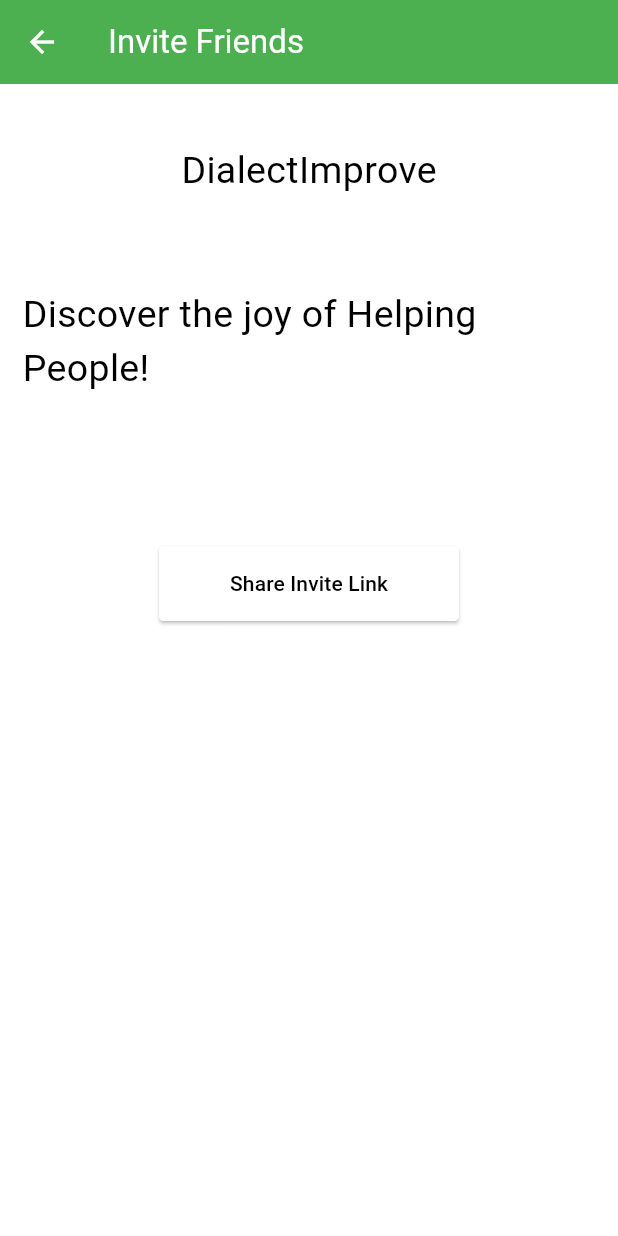
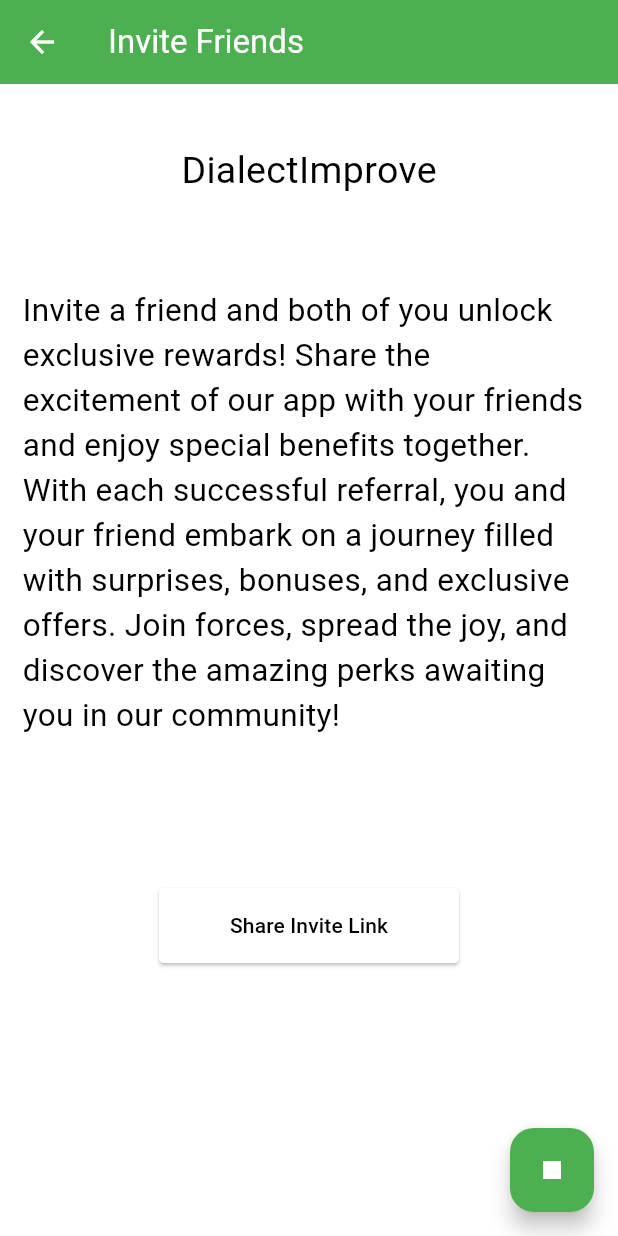
Before and after one commit to Muhammed-Aslam-n/dialectImprove_for_gritstone_machine_tes, a Flutter app: the InviteFriendsScreen screen opened directly, on a phone screen of 412 x 824 dp. Run offline on Flutter 3.47's test engine with Material 3 defaults, Android fonts, the phone set to English and light mode, and no system bars; our stand-ins replace connectivity_plus, flutter_tts, google_fonts, share_plus, shared_preferences, speech_to_text and 1 more; accounts and stored records are empty.

Commit message:
Added speaking option in invite screen

```diff
--- a/lib/constants/app_relates.dart
+++ b/lib/constants/app_relates.dart
@@ -5,4 +5,8 @@ class AppConst{
   static const String appAbout = '''Users with disabilities benefit from text-to-speech, high contrast mode, and screen reader navigation. Additionally, our app elevates visual appeal through custom text rendering, embracing unique displays like text along paths and captivating custom fonts.
 
 Moreover, our app ensures uninterrupted functionality with robust offline data handling. Users can effortlessly perform tasks and update data without internet access, with automatic synchronization to the server upon reestablishing a connection. Experience seamless functionality and captivating design, all within our accessible and user-centric Flutter app."''';
+
+  static const String appInvite = "Invite a friend and both of you unlock exclusive rewards! Share the excitement of our app with your friends and enjoy special benefits together. With each successful referral, you and your friend embark on a journey filled with surprises, bonuses, and exclusive offers. Join forces, spread the joy, and discover the amazing perks awaiting you in our community!";
+
+
 }
--- a/lib/screens/invite_friends_screen.dart
+++ b/lib/screens/invite_friends_screen.dart
@@ -1,7 +1,10 @@
 import 'package:flutter/material.dart';
 import 'package:gritstone_machine_test/constants/app_relates.dart';
 import 'package:gritstone_machine_test/widgets/text_widgets.dart';
+import 'package:provider/provider.dart';
 import 'package:share_plus/share_plus.dart';
+
+import '../providers/tts_provider.dart';
 
 class InviteFriendsScreen extends StatelessWidget {
   const InviteFriendsScreen({Key? key}) : super(key: key);
@@ -21,7 +24,32 @@ class InviteFriendsScreen extends StatelessWidget {
           'Invite Friends',
           style: TextStyle(color: Theme.of(context).colorScheme.secondary),
         ),
-      ),
+      ),floatingActionButton: Consumer<TtsProvider>(
+        builder: (context,tts,_) {
+          if(tts.isSpeaking){
+            return FloatingActionButton(
+              onPressed: () {
+                final tts = Provider.of<TtsProvider>(context, listen: false);
+                tts.stopSpeaking();
+              },
+              child: const Icon(
+                Icons.stop,
+                color: Colors.white,
+              ),
+            );
+          }
+          return FloatingActionButton(
+            onPressed: () {
+              final tts = Provider.of<TtsProvider>(context, listen: false);
+              tts.speak(AppConst.appInvite);
+            },
+            child: const Icon(
+              Icons.play_arrow,
+              color: Colors.white,
+            ),
+          );
+        }
+    ),
       body: Padding(
         padding: const EdgeInsets.symmetric(horizontal: 15),
         child: Column(
@@ -33,10 +61,10 @@ class InviteFriendsScreen extends StatelessWidget {
                   fontSize: 25,
                 )),
             const SizedBox(height: 60),
-            const Text('Discover the joy of Helping People! ',
+            const Text(AppConst.appInvite,
                 style: TextStyle(
-                  fontSize: 25,
-                )),
+                  fontSize: 21,color: Colors.black
+                ),),
             const SizedBox(height: 100),
             ElevatedButton(
               onPressed: () {
```
